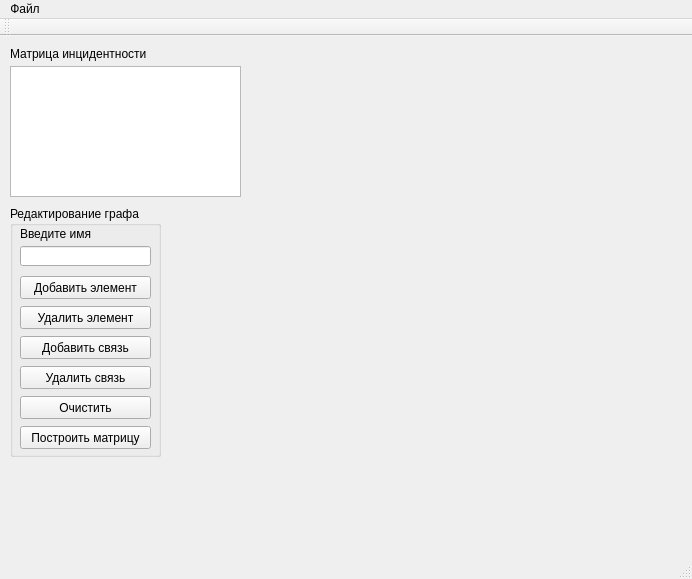
Above: Algorithms/L2/mainwindow.ui from SqrtMinusOne/SEM3_LABS before the change. Below: the same form after it.
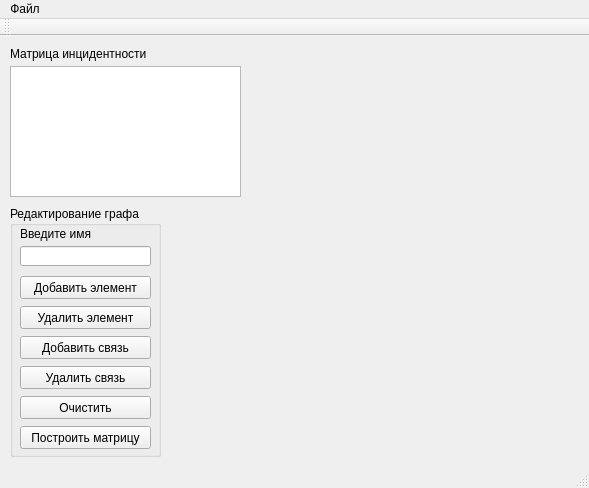
That is the form after the change.

What changed in the file:
```diff
--- a/Algorithms/L2/mainwindow.ui
+++ b/Algorithms/L2/mainwindow.ui
@@ -6,8 +6,8 @@
    <rect>
     <x>0</x>
     <y>0</y>
-    <width>692</width>
-    <height>579</height>
+    <width>589</width>
+    <height>488</height>
    </rect>
   </property>
   <property name="windowTitle">
@@ -171,7 +171,7 @@
     <rect>
      <x>0</x>
      <y>0</y>
-     <width>692</width>
+     <width>589</width>
      <height>21</height>
     </rect>
    </property>
```
Left out of the diff: 10 changed lines with no effect on the pictures.
